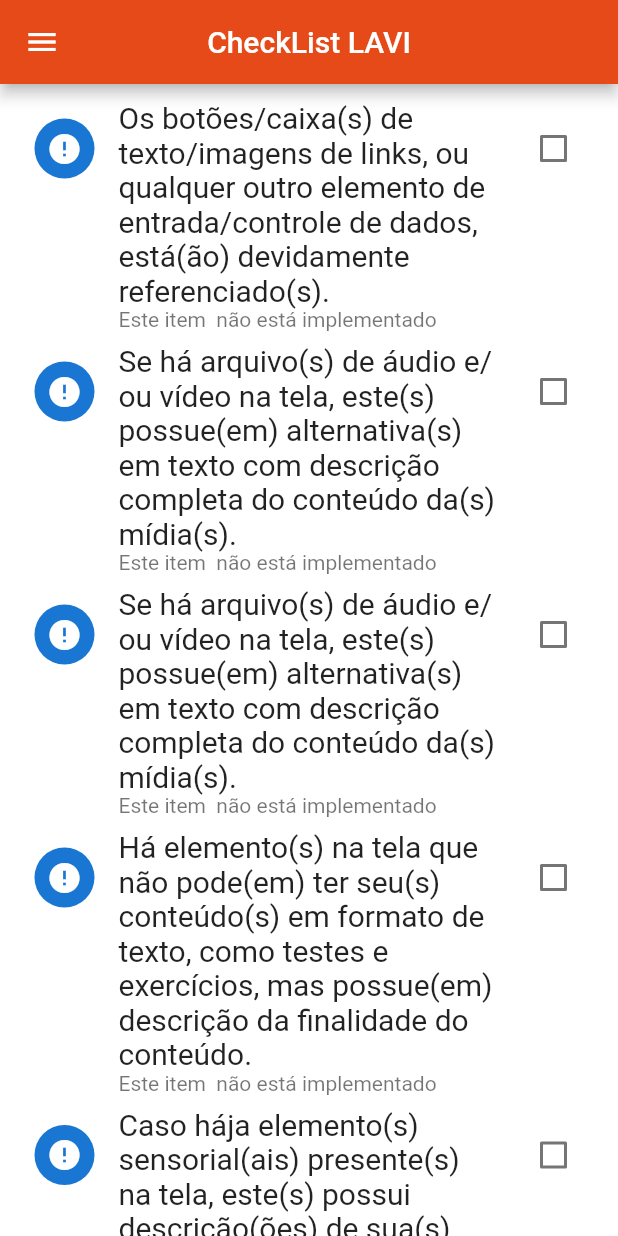
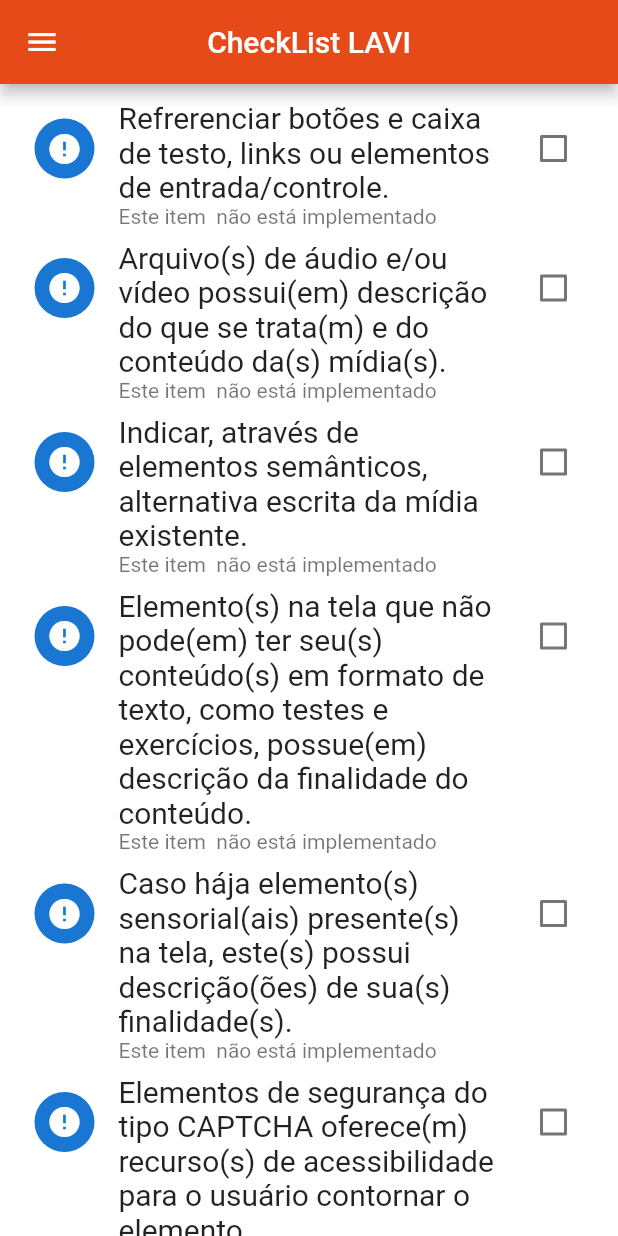
Before and after one commit to tinhomaranholi/LAVICheckBeta, a Flutter app: the screen it shows after launch, on a phone screen of 412 x 824 dp. Run offline on Flutter 3.47's test engine with Material 2 defaults, Android fonts, the phone set to English and light mode, and no system bars.

Commit message:
teste de nova lista

```diff
--- a/lib/pages/home_page.dart
+++ b/lib/pages/home_page.dart
@@ -1,6 +1,7 @@
 import 'package:flutter/material.dart';
 import 'package:flutter/services.dart';
 import 'package:lavi_check/pages/sobre.dart';
+import 'package:lavi_check/pages/item1.dart';
 import 'Dart:io';
 
 class HomePage extends StatefulWidget {
@@ -8,27 +9,25 @@ class HomePage extends StatefulWidget {
   _HomePageState createState() => _HomePageState();
 }
 
-
-
 final itens = <Map>[
   {
     "nome":
-        "Os botões/caixa(s) de texto/imagens de links, ou qualquer outro elemento de entrada/controle de dados, está(ão) devidamente referenciado(s).",
+        "Refrerenciar botões e caixa de testo, links ou elementos de entrada/controle.",
     "check": false
   },
   {
     "nome":
-        "Se há arquivo(s) de áudio e/ou vídeo na tela, este(s) possue(em) alternativa(s) em texto com descrição completa do conteúdo da(s) mídia(s).",
+        "Arquivo(s) de áudio e/ou vídeo possui(em) descrição do que se trata(m) e do conteúdo da(s) mídia(s).",
     "check": false
   },
   {
     "nome":
-        "Se há arquivo(s) de áudio e/ou vídeo na tela, este(s) possue(em) alternativa(s) em texto com descrição completa do conteúdo da(s) mídia(s).",
+        "Indicar, através de elementos semânticos, alternativa escrita da mídia existente.",
     "check": false
   },
   {
     "nome":
-        "Há elemento(s) na tela que não pode(em) ter seu(s) conteúdo(s) em formato de texto, como testes e exercícios, mas possue(em) descrição da finalidade do conteúdo.",
+        "Elemento(s) na tela que não pode(em) ter seu(s) conteúdo(s) em formato de texto, como testes e exercícios, possue(em) descrição da finalidade do conteúdo.",
     "check": false
   },
   {
@@ -51,6 +50,16 @@ final itens = <Map>[
         "Todo o conteúdo de mídia visual pré-ravada possui uma descrição detalhada, em forma de texto ou áudio, que transmite todos os detalhes da mídia - como ações, movimentos, e expressões dos agentes apresentados no conteúdo visual - de modo que o deficiente visual tenha acesso às informações necessárias para entender a mídia.  ",
     "check": false
   },
+  {
+    "nome":
+        "As informações existentes na tela do aplicativo estão organizadas, no código, de modo  os leitores de tela expressem as informações sem causar confusão ao usuáririo.",
+    "check": false
+  },
+  {
+    "nome":
+        "Informações implícitas (negritos, itálico, coloração diferenciada, hiperlink) devem ser sinalizadas em froma de texto.",
+    "check": false
+  }
 ];
 
 class _HomePageState extends State<HomePage> {
@@ -83,8 +92,14 @@ class _HomePageState extends State<HomePage> {
         child: ListView(
           children: <Widget>[
             UserAccountsDrawerHeader( //Menu de navegação
-              accountName: Text("Victor Maranholi"),//Menu de navegação
-              accountEmail: Text("victor_maranholi@ufmt.br"),//Menu de navegação
+              accountName: Text(
+                  "Victor Maranholi",
+                  style: TextStyle(fontSize: 20 * scaleFactor),
+              ),//Menu de navegação
+              accountEmail: Text(
+                  "victor_maranholi@ufmt.br",
+                  style: TextStyle(fontSize: 20 * scaleFactor),
+              ),//Menu de navegação
               currentAccountPicture: CircleAvatar(//imagem do avatar do aplicativo (foto pessoa)
                 backgroundImage: AssetImage("assets/images/eu.jpg"),
               ), //Menu de navegação
@@ -92,7 +107,10 @@ class _HomePageState extends State<HomePage> {
             ),
             ListTile(
               leading: Icon(Icons.home),
-              title: Text("Início"),
+              title: Text(
+                  "Início",
+                  style: TextStyle(fontSize: 20 * scaleFactor),
+              ),
               onTap: (){
                 Navigator.push(context, MaterialPageRoute(builder: (BuildContext context) => HomePage()));
                 tooltip: "Início do aplicativo";
@@ -100,21 +118,38 @@ class _HomePageState extends State<HomePage> {
             ),
             ListTile(
               leading: Icon(Icons.history),
-              title: Text("Sobre o LAVI"),
+              title: Text(
+                  "Sobre o LAVI",
+                  style: TextStyle(fontSize: 20 * scaleFactor),
+              ),
               onTap: (){
                 Navigator.push(context, MaterialPageRoute(builder: (BuildContext context) => Sobre()));
                 tooltip: "Sobre o LAVI";
               },
             ),
+            ListTile(
+              leading: Icon(Icons.history),
+              title: Text(
+                "Item 1 ",
+                style: TextStyle(fontSize: 20 * scaleFactor),
+              ),
+              onTap: (){
+                Navigator.push(context, MaterialPageRoute(builder: (BuildContext context) => Item1()));
+                tooltip: "Item1";
+              },
+            ),
             ListTile( //botão de sair  no menu de nagecação
               leading: Icon(Icons.exit_to_app),
-              title: Text("Sair"),
+              title: Text(
+                  "Sair",
+                  style: TextStyle(fontSize: 20 * scaleFactor),
+              ),
 
               onTap: (){
                 SystemNavigator.pop();
                 semanticLabel: 'Sair do Aplicativo';
               },
-            )
+            ),
           ],
         ),
       ),//Fim Menu de navegação
@@ -139,7 +174,7 @@ class _HomePageState extends State<HomePage> {
                     value: itens[index]["check"],
                     secondary: CircleAvatar(
                       child: Icon(
-                          itens[index]["check"] ? Icons.check : Icons.error),
+                          itens[index]["check"] ? Icons.check : Icons.error),//ícone lateral esquerdo dos checklist
                     ),
                     onChanged: (newValue) {
                       setState(() {
```
Also changed, not shown: lib/pages/item1.dart (added, +34 -0 lines), 5 other files.
